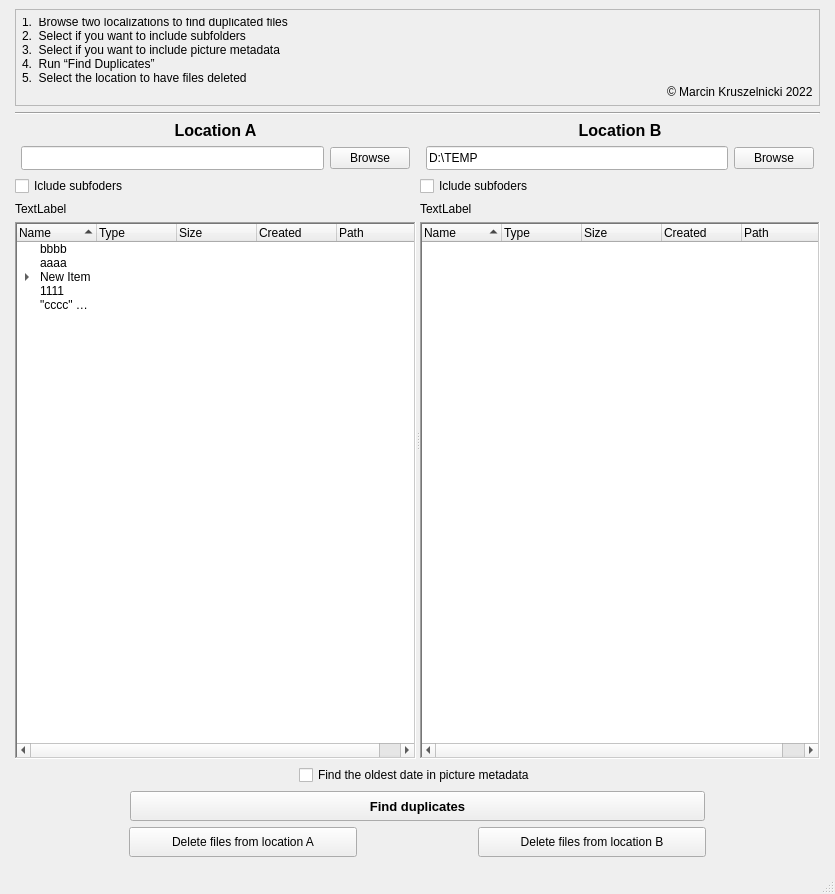
This is GUI.ui in Zwornik/2202_File_manag as Qt 5 draws it before an edit. The edited form follows.
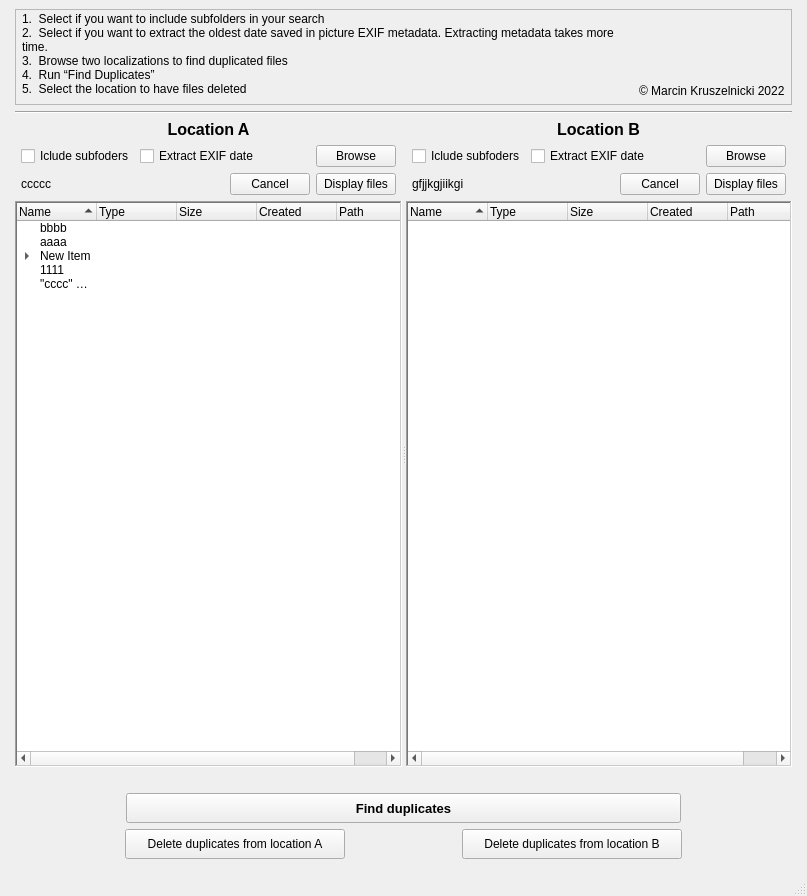
This is the edited form.

Commit message: Layout revised, progress with checkBoxes

Patch:
```diff
--- a/GUI.ui
+++ b/GUI.ui
@@ -9,8 +9,8 @@
    <rect>
     <x>0</x>
     <y>0</y>
-    <width>835</width>
-    <height>894</height>
+    <width>807</width>
+    <height>896</height>
    </rect>
   </property>
   <property name="sizePolicy">
@@ -49,7 +49,7 @@
         <property name="maximumSize">
          <size>
           <width>16777215</width>
-          <height>97</height>
+          <height>96</height>
          </size>
         </property>
         <property name="frameShape">
@@ -60,13 +60,13 @@
         </property>
         <layout class="QHBoxLayout" name="horizontalLayout_8">
          <property name="spacing">
-          <number>20</number>
+          <number>0</number>
          </property>
          <property name="leftMargin">
           <number>6</number>
          </property>
          <property name="topMargin">
-          <number>6</number>
+          <number>0</number>
          </property>
          <property name="rightMargin">
           <number>6</number>
@@ -74,27 +74,41 @@
          <property name="bottomMargin">
           <number>6</number>
          </property>
-         <item>
+         <item alignment="Qt::AlignVCenter">
           <widget class="QLabel" name="label_7">
            <property name="sizePolicy">
-            <sizepolicy hsizetype="Preferred" vsizetype="Maximum">
+            <sizepolicy hsizetype="Expanding" vsizetype="Maximum">
              <horstretch>0</horstretch>
              <verstretch>0</verstretch>
             </sizepolicy>
            </property>
            <property name="maximumSize">
             <size>
-             <width>16777215</width>
-             <height>78</height>
+             <width>15000</width>
+             <height>92</height>
             </size>
            </property>
            <property name="text">
-            <string>1.  Browse two localizations to find duplicated files
-2.  Select if you want to include subfolders
-3.  Select if you want to include picture metadata
-4.  Run “Find Duplicates” 
-5.  Select the location to have files deleted
-</string>
+            <string>1.  Select if you want to include subfolders in your search
+2.  Select if you want to extract the oldest date saved in picture EXIF metadata. Extracting metadata takes more time. 
+3.  Browse two localizations to find duplicated files
+4.  Run “Find Duplicates”
+5.  Select the location to have files deleted</string>
+           </property>
+           <property name="textFormat">
+            <enum>Qt::AutoText</enum>
+           </property>
+           <property name="wordWrap">
+            <bool>true</bool>
+           </property>
+           <property name="margin">
+            <number>0</number>
+           </property>
+           <property name="indent">
+            <number>0</number>
+           </property>
+           <property name="openExternalLinks">
+            <bool>false</bool>
            </property>
           </widget>
          </item>
@@ -123,14 +137,27 @@
         <widget class="QWidget" name="verticalLayoutWidget">
          <layout class="QVBoxLayout" name="verticalLayout">
           <item>
-           <widget class="QLabel" name="label">
-            <property name="text">
-             <string>&lt;html&gt;&lt;head/&gt;&lt;body&gt;&lt;p align=&quot;center&quot;&gt;&lt;span style=&quot; font-size:12pt; font-weight:600;&quot;&gt;Location A&lt;/span&gt;&lt;/p&gt;&lt;/body&gt;&lt;/html&gt;</string>
+           <layout class="QHBoxLayout" name="horizontalLayout_3" stretch="0">
+            <property name="leftMargin">
+             <number>6</number>
             </property>
-           </widget>
+            <property name="topMargin">
+             <number>0</number>
+            </property>
+            <property name="rightMargin">
+             <number>6</number>
+            </property>
+            <item>
+             <widget class="QLabel" name="label">
+              <property name="text">
+               <string>&lt;html&gt;&lt;head/&gt;&lt;body&gt;&lt;p align=&quot;center&quot;&gt;&lt;span style=&quot; font-size:12pt; font-weight:600;&quot;&gt;Location A&lt;/span&gt;&lt;/p&gt;&lt;/body&gt;&lt;/html&gt;</string>
+              </property>
+             </widget>
+            </item>
+           </layout>
           </item>
           <item>
-           <layout class="QHBoxLayout" name="horizontalLayout_3" stretch="0,0">
+           <layout class="QHBoxLayout" name="horizontalLayout_6" stretch="0,0,0,0">
             <property name="leftMargin">
              <number>6</number>
             </property>
@@ -141,21 +168,35 @@
              <number>6</number>
             </property>
             <item>
-             <widget class="QLineEdit" name="path_line_A">
-              <property name="sizePolicy">
-               <sizepolicy hsizetype="Expanding" vsizetype="Fixed">
-                <horstretch>0</horstretch>
-                <verstretch>0</verstretch>
-               </sizepolicy>
+             <widget class="QCheckBox" name="subfolders_A">
+              <property name="cursor">
+               <cursorShape>PointingHandCursor</cursorShape>
               </property>
-              <property name="minimumSize">
-               <size>
-                <width>0</width>
-                <height>24</height>
-               </size>
+              <property name="toolTip">
+               <string/>
               </property>
+              <property name="text">
+               <string>Iclude subfoders</string>
+              </property>
+             </widget>
+            </item>
+            <item>
+             <widget class="QCheckBox" name="find_EXIF_A">
               <property name="cursor">
-               <cursorShape>IBeamCursor</cursorShape>
+               <cursorShape>PointingHandCursor</cursorShape>
+              </property>
+              <property name="toolTip">
+               <string>&lt;html&gt;&lt;head/&gt;&lt;body&gt;&lt;p&gt;It might take much longer to search for duplicates with this option on &lt;/p&gt;&lt;/body&gt;&lt;/html&gt;</string>
+              </property>
+              <property name="text">
+               <string>Extract EXIF date</string>
+              </property>
+             </widget>
+            </item>
+            <item>
+             <widget class="QLabel" name="path_label_A_2">
+              <property name="text">
+               <string/>
               </property>
              </widget>
             </item>
@@ -184,24 +225,74 @@
            </layout>
           </item>
           <item>
-           <widget class="QCheckBox" name="subfolders_A">
-            <property name="cursor">
-             <cursorShape>PointingHandCursor</cursorShape>
+           <layout class="QHBoxLayout" name="horizontalLayout_4" stretch="0,0,0">
+            <property name="leftMargin">
+             <number>6</number>
             </property>
-            <property name="toolTip">
-             <string/>
+            <property name="topMargin">
+             <number>0</number>
             </property>
-            <property name="text">
-             <string>Iclude subfoders</string>
+            <property name="rightMargin">
+             <number>6</number>
             </property>
-           </widget>
-          </item>
-          <item>
-           <widget class="QLabel" name="label_A">
-            <property name="text">
-             <string>TextLabel</string>
-            </property>
-           </widget>
+            <item>
+             <widget class="QLabel" name="path_label_A">
+              <property name="text">
+               <string>ccccc</string>
+              </property>
+              <property name="wordWrap">
+               <bool>true</bool>
+              </property>
+              <property name="openExternalLinks">
+               <bool>true</bool>
+              </property>
+             </widget>
+            </item>
+            <item>
+             <widget class="QPushButton" name="cancel_A">
+              <property name="sizePolicy">
+               <sizepolicy hsizetype="Fixed" vsizetype="Fixed">
+                <horstretch>0</horstretch>
+                <verstretch>0</verstretch>
+               </sizepolicy>
+              </property>
+              <property name="cursor">
+               <cursorShape>PointingHandCursor</cursorShape>
+              </property>
+              <property name="text">
+               <string>Cancel</string>
+              </property>
+              <property name="default">
+               <bool>false</bool>
+              </property>
+              <property name="flat">
+               <bool>false</bool>
+              </property>
+             </widget>
+            </item>
+            <item>
+             <widget class="QPushButton" name="display_files_A">
+              <property name="sizePolicy">
+               <sizepolicy hsizetype="Fixed" vsizetype="Fixed">
+                <horstretch>0</horstretch>
+                <verstretch>0</verstretch>
+               </sizepolicy>
+              </property>
+              <property name="cursor">
+               <cursorShape>PointingHandCursor</cursorShape>
+              </property>
+              <property name="text">
+               <string>Display files</string>
+              </property>
+              <property name="default">
+               <bool>false</bool>
+              </property>
+              <property name="flat">
+               <bool>false</bool>
+              </property>
+             </widget>
+            </item>
+           </layout>
           </item>
           <item>
            <widget class="QTreeWidget" name="tree_A">
@@ -234,10 +325,13 @@
             </property>
             <property name="iconSize">
              <size>
-              <width>0</width>
-              <height>0</height>
+              <width>16</width>
+              <height>16</height>
              </size>
             </property>
+            <property name="rootIsDecorated">
+             <bool>true</bool>
+            </property>
             <property name="itemsExpandable">
              <bool>true</bool>
             </property>
@@ -361,19 +455,45 @@
             </item>
            </widget>
           </item>
+          <item alignment="Qt::AlignLeft">
+           <widget class="QLabel" name="label_A">
+            <property name="minimumSize">
+             <size>
+              <width>60</width>
+              <height>0</height>
+             </size>
+            </property>
+            <property name="text">
+             <string/>
+            </property>
+           </widget>
+          </item>
          </layout>
         </widget>
         <widget class="QWidget" name="verticalLayoutWidget_2">
          <layout class="QVBoxLayout" name="verticalLayout_3">
           <item>
-           <widget class="QLabel" name="label_2">
-            <property name="text">
-             <string>&lt;html&gt;&lt;head/&gt;&lt;body&gt;&lt;p align=&quot;center&quot;&gt;&lt;span style=&quot; font-size:12pt; font-weight:600;&quot;&gt;Location B&lt;/span&gt;&lt;/p&gt;&lt;/body&gt;&lt;/html&gt;</string>
+           <layout class="QHBoxLayout" name="horizontalLayout_2" stretch="1">
+            <property name="leftMargin">
+             <number>6</number>
             </property>
-           </widget>
+            <property name="topMargin">
+             <number>0</number>
+            </property>
+            <property name="rightMargin">
+             <number>6</number>
+            </property>
+            <item alignment="Qt::AlignHCenter">
+             <widget class="QLabel" name="label_2">
+              <property name="text">
+               <string>&lt;html&gt;&lt;head/&gt;&lt;body&gt;&lt;p align=&quot;center&quot;&gt;&lt;span style=&quot; font-size:12pt; font-weight:600;&quot;&gt;Location B&lt;/span&gt;&lt;/p&gt;&lt;/body&gt;&lt;/html&gt;</string>
+              </property>
+             </widget>
+            </item>
+           </layout>
           </item>
           <item>
-           <layout class="QHBoxLayout" name="horizontalLayout_2" stretch="0,0">
+           <layout class="QHBoxLayout" name="horizontalLayout_10" stretch="0,0,0,0">
             <property name="leftMargin">
              <number>6</number>
             </property>
@@ -384,27 +504,35 @@
              <number>6</number>
             </property>
             <item>
-             <widget class="QLineEdit" name="path_line_B">
-              <property name="sizePolicy">
-               <sizepolicy hsizetype="Expanding" vsizetype="Fixed">
-                <horstretch>0</horstretch>
-                <verstretch>0</verstretch>
-               </sizepolicy>
+             <widget class="QCheckBox" name="subfolders_B">
+              <property name="cursor">
+               <cursorShape>PointingHandCursor</cursorShape>
               </property>
-              <property name="minimumSize">
-               <size>
-                <width>0</width>
-                <height>24</height>
-               </size>
+              <property name="toolTip">
+               <string/>
               </property>
-              <property name="maximumSize">
-               <size>
-                <width>16777213</width>
-                <height>16777215</height>
-               </size>
+              <property name="text">
+               <string>Iclude subfoders</string>
               </property>
+             </widget>
+            </item>
+            <item>
+             <widget class="QCheckBox" name="find_EXIF_B">
+              <property name="cursor">
+               <cursorShape>PointingHandCursor</cursorShape>
+              </property>
+              <property name="toolTip">
+               <string>&lt;html&gt;&lt;head/&gt;&lt;body&gt;&lt;p&gt;It might take much longer to search for duplicates with this option on &lt;/p&gt;&lt;/body&gt;&lt;/html&gt;</string>
+              </property>
               <property name="text">
-               <string>D:\TEMP</string>
+               <string>Extract EXIF date</string>
+              </property>
+             </widget>
+            </item>
+            <item>
+             <widget class="QLabel" name="path_label_B_2">
+              <property name="text">
+               <string/>
               </property>
              </widget>
             </item>
@@ -433,24 +561,71 @@
            </layout>
           </item>
           <item>
-           <widget class="QCheckBox" name="subfolders_B">
-            <property name="cursor">
-             <cursorShape>PointingHandCursor</cursorShape>
+           <layout class="QHBoxLayout" name="horizontalLayout_5" stretch="0,0,0">
+            <property name="leftMargin">
+             <number>6</number>
             </property>
-            <property name="toolTip">
-             <string/>
+            <property name="topMargin">
+             <number>0</number>
             </property>
-            <property name="text">
-             <string>Iclude subfoders</string>
+            <property name="rightMargin">
+             <number>6</number>
             </property>
-           </widget>
-          </item>
-          <item>
-           <widget class="QLabel" name="label_B">
-            <property name="text">
-             <string>TextLabel</string>
-            </property>
-           </widget>
+            <item alignment="Qt::AlignLeft">
+             <widget class="QLabel" name="path_label_B">
+              <property name="text">
+               <string>gfjjkgjiikgi</string>
+              </property>
+              <property name="alignment">
+               <set>Qt::AlignLeading|Qt::AlignLeft|Qt::AlignVCenter</set>
+              </property>
+             </widget>
+            </item>
+            <item>
+             <widget class="QPushButton" name="cancel_B">
+              <property name="sizePolicy">
+               <sizepolicy hsizetype="Fixed" vsizetype="Fixed">
+                <horstretch>0</horstretch>
+                <verstretch>0</verstretch>
+               </sizepolicy>
+              </property>
+              <property name="cursor">
+               <cursorShape>PointingHandCursor</cursorShape>
+              </property>
+              <property name="text">
+               <string>Cancel</string>
+              </property>
+              <property name="default">
+               <bool>false</bool>
+              </property>
+              <property name="flat">
+               <bool>false</bool>
+              </property>
+             </widget>
+            </item>
+            <item>
+             <widget class="QPushButton" name="display_files_B">
+              <property name="sizePolicy">
+               <sizepolicy hsizetype="Fixed" vsizetype="Fixed">
+                <horstretch>0</horstretch>
+                <verstretch>0</verstretch>
+               </sizepolicy>
+              </property>
+              <property name="cursor">
+               <cursorShape>PointingHandCursor</cursorShape>
+              </property>
+              <property name="text">
+               <string>Display files</string>
+              </property>
+              <property name="default">
+               <bool>false</bool>
+              </property>
+              <property name="flat">
+               <bool>false</bool>
+              </property>
+             </widget>
+            </item>
+           </layout>
           </item>
           <item>
            <widget class="QTreeWidget" name="tree_B">
@@ -475,6 +650,18 @@
             <property name="frameShape">
              <enum>QFrame::WinPanel</enum>
             </property>
+            <property name="alternatingRowColors">
+             <bool>true</bool>
+            </property>
+            <property name="selectionMode">
+             <enum>QAbstractItemView::MultiSelection</enum>
+            </property>
+            <property name="iconSize">
+             <size>
+              <width>16</width>
+              <height>16</height>
+             </size>
+            </property>
             <property name="sortingEnabled">
              <bool>true</bool>
             </property>
@@ -523,23 +710,23 @@
             </column>
            </widget>
           </item>
+          <item alignment="Qt::AlignLeft">
+           <widget class="QLabel" name="label_B">
+            <property name="minimumSize">
+             <size>
+              <width>60</width>
+              <height>0</height>
+             </size>
+            </property>
+            <property name="text">
+             <string/>
+            </property>
+           </widget>
+          </item>
          </layout>
         </widget>
        </widget>
       </item>
-      <item alignment="Qt::AlignHCenter">
-       <widget class="QCheckBox" name="find_EXIF">
-        <property name="cursor">
-         <cursorShape>PointingHandCursor</cursorShape>
-        </property>
-        <property name="toolTip">
-         <string>&lt;html&gt;&lt;head/&gt;&lt;body&gt;&lt;p&gt;It might take much longer to search for duplicates with this option on &lt;/p&gt;&lt;/body&gt;&lt;/html&gt;</string>
-        </property>
-        <property name="text">
-         <string>Find the oldest date in picture metadata</string>
-        </property>
-       </widget>
-      </item>
       <item>
        <layout class="QHBoxLayout" name="horizontalLayout_9" stretch="1,5,1">
         <item>
@@ -626,7 +813,7 @@
            <cursorShape>PointingHandCursor</cursorShape>
           </property>
           <property name="text">
-           <string>Delete files from location A</string>
+           <string>Delete duplicates from location A</string>
           </property>
           <property name="default">
            <bool>false</bool>
@@ -667,7 +854,7 @@
            <cursorShape>PointingHandCursor</cursorShape>
           </property>
           <property name="text">
-           <string>Delete files from location B</string>
+           <string>Delete duplicates from location B</string>
           </property>
           <property name="default">
            <bool>false</bool>
```
Left out of the diff: 26 changed lines with no effect on the pictures. The commit also changes 1 other file.
